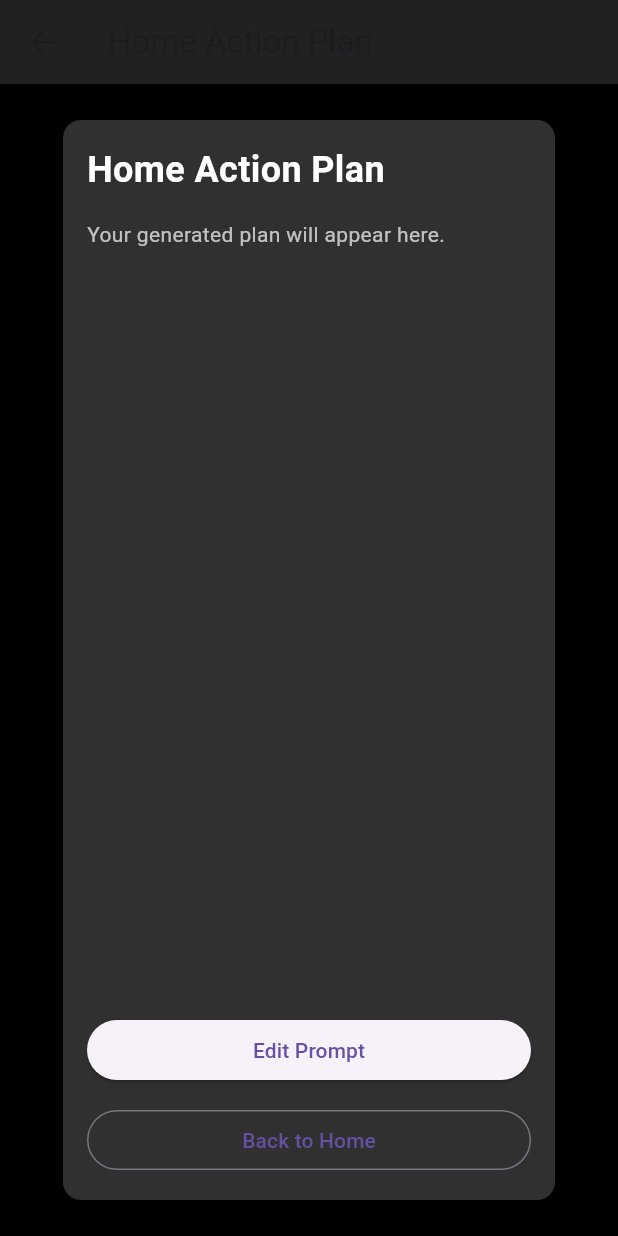
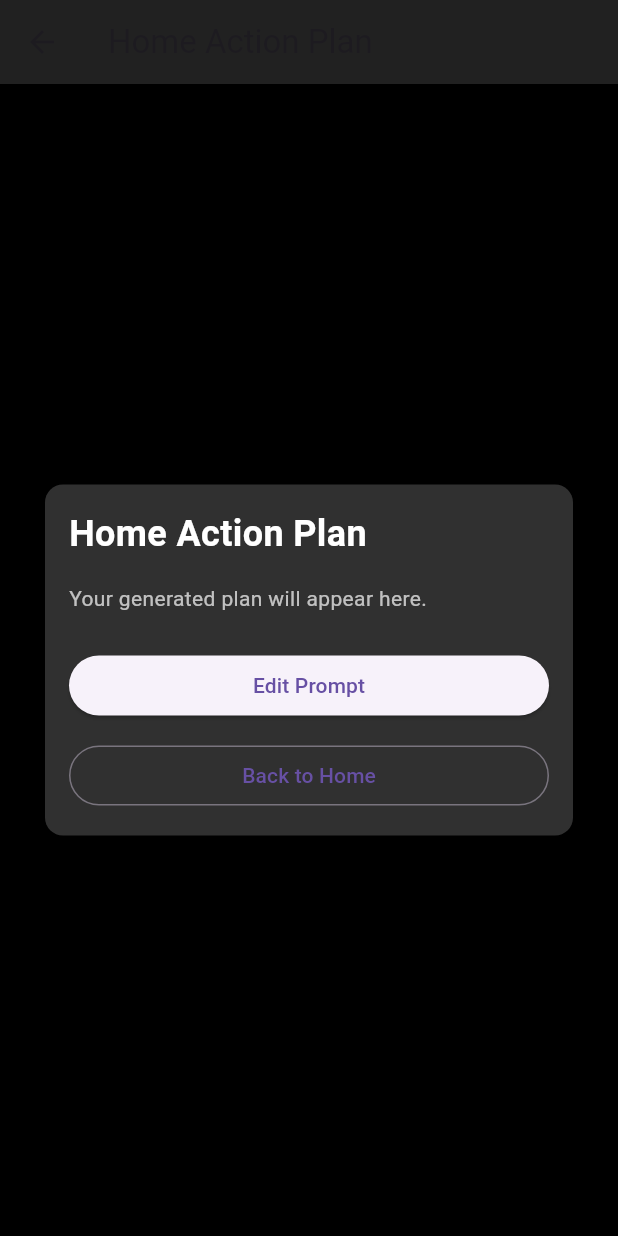
Before and after one commit to liu-01987175/ImagoRehab-STC-prototype, a Flutter app: the ResultScreen screen opened by its route, on a phone screen of 412 x 824 dp. Run offline on Flutter 3.47's test engine with Material 3 defaults, Android fonts, the light colour scheme and no system bars.

```diff
--- a/lib/screens/result_screen.dart
+++ b/lib/screens/result_screen.dart
@@ -1,12 +1,27 @@
-// This screen is where the generated action plan will be stored and accessed
+// lib/screens/result_screen.dart
 import 'package:flutter/material.dart';
 
-class ResultScreen extends StatelessWidget {
-  static const routeName = '/result';
+class ResultScreen extends StatefulWidget {
+  static const String routeName = '/result';
+  const ResultScreen({Key? key}) : super(key: key);
+
+  @override
+  _ResultScreenState createState() => _ResultScreenState();
+}
+
+class _ResultScreenState extends State<ResultScreen> {
+  // 1) Create a ScrollController for both Scrollbar & ScrollView
+  final ScrollController _scrollController = ScrollController();
+
+  @override
+  void dispose() {
+    _scrollController.dispose();
+    super.dispose();
+  }
 
   @override
   Widget build(BuildContext context) {
-    final plan =
+    final planText =
         ModalRoute.of(context)?.settings.arguments as String? ??
         'Your generated plan will appear here.';
 
@@ -16,19 +31,25 @@ class ResultScreen extends StatelessWidget {
         backgroundColor: Colors.grey[900],
         title: const Text('Home Action Plan'),
       ),
-      body: Center(
+      body: Padding(
+        padding: const EdgeInsets.all(16),
+        child: Center(
           child: ConstrainedBox(
             constraints: const BoxConstraints(maxWidth: 360),
             child: Card(
               color: Colors.grey[850],
-            margin: const EdgeInsets.symmetric(horizontal: 16, vertical: 24),
               shape: RoundedRectangleBorder(
                 borderRadius: BorderRadius.circular(12),
               ),
               child: Padding(
                 padding: const EdgeInsets.all(16),
+                // 2) Wrap content in a Scrollbar with our controller
+                child: Scrollbar(
+                  controller: _scrollController,
+                  thumbVisibility: true, // always show the thumb
+                  child: SingleChildScrollView(
+                    controller: _scrollController,
                     child: Column(
-                mainAxisSize: MainAxisSize.min,
                       crossAxisAlignment: CrossAxisAlignment.stretch,
                       children: [
                         const Text(
@@ -40,31 +61,25 @@ class ResultScreen extends StatelessWidget {
                           ),
                         ),
                         const SizedBox(height: 16),
-                  Expanded(
-                    child: SingleChildScrollView(
-                      child: Text(
-                        plan,
+                        Text(
+                          planText,
                           style: const TextStyle(color: Colors.white70),
+                        ),
+                        const SizedBox(height: 24),
+                        ElevatedButton(
+                          onPressed:
+                              () => Navigator.pushNamed(context, '/prompt'),
+                          child: const Text('Edit Prompt'),
+                        ),
+                        const SizedBox(height: 12),
+                        OutlinedButton(
+                          onPressed: () => Navigator.pushNamed(context, '/'),
+                          child: const Text('Back to Home'),
+                        ),
+                      ],
                     ),
                   ),
                 ),
-                  const SizedBox(height: 24),
-                  SizedBox(
-                    width: double.infinity,
-                    child: ElevatedButton(
-                      onPressed: () => Navigator.pushNamed(context, '/prompt'),
-                      child: const Text('Edit Prompt'),
-                    ),
-                  ),
-                  const SizedBox(height: 12),
-                  SizedBox(
-                    width: double.infinity,
-                    child: OutlinedButton(
-                      onPressed: () => Navigator.pushNamed(context, '/'),
-                      child: const Text('Back to Home'),
-                    ),
-                  ),
-                ],
               ),
             ),
           ),
```
Also changed, not shown: lib/models/plan_model.dart (added, +24 -0 lines), lib/screens/prompt_screen.dart (+32 -23 lines), lib/services/gemini_service.dart (+17 -27 lines), lib/services/mongo_service.dart (+59 -0 lines), 2 other files. Lines whose indentation alone changed are shown as unchanged.
